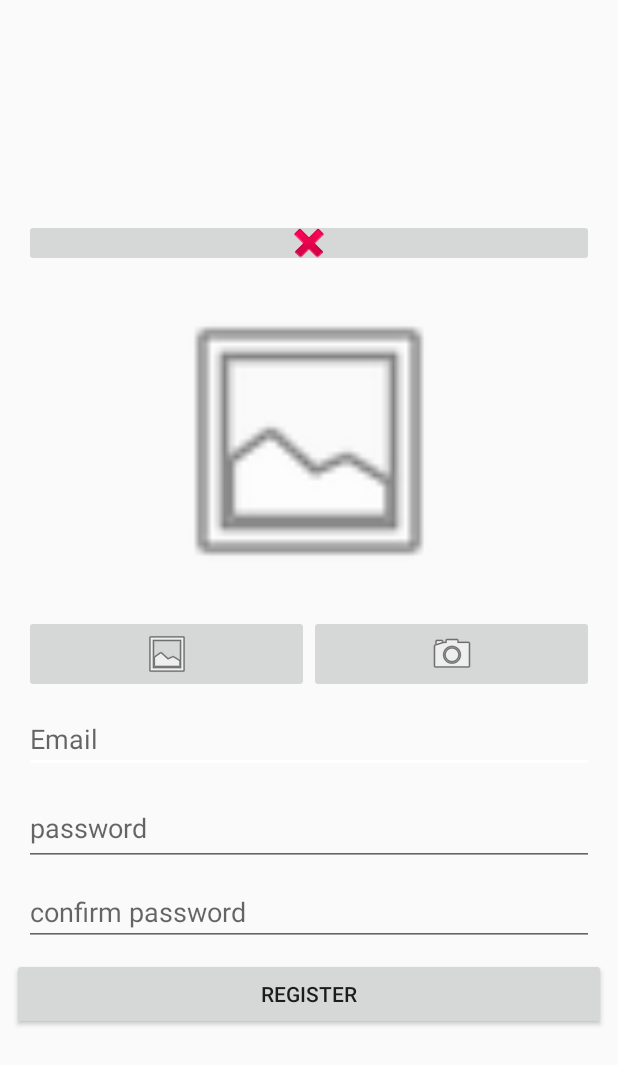
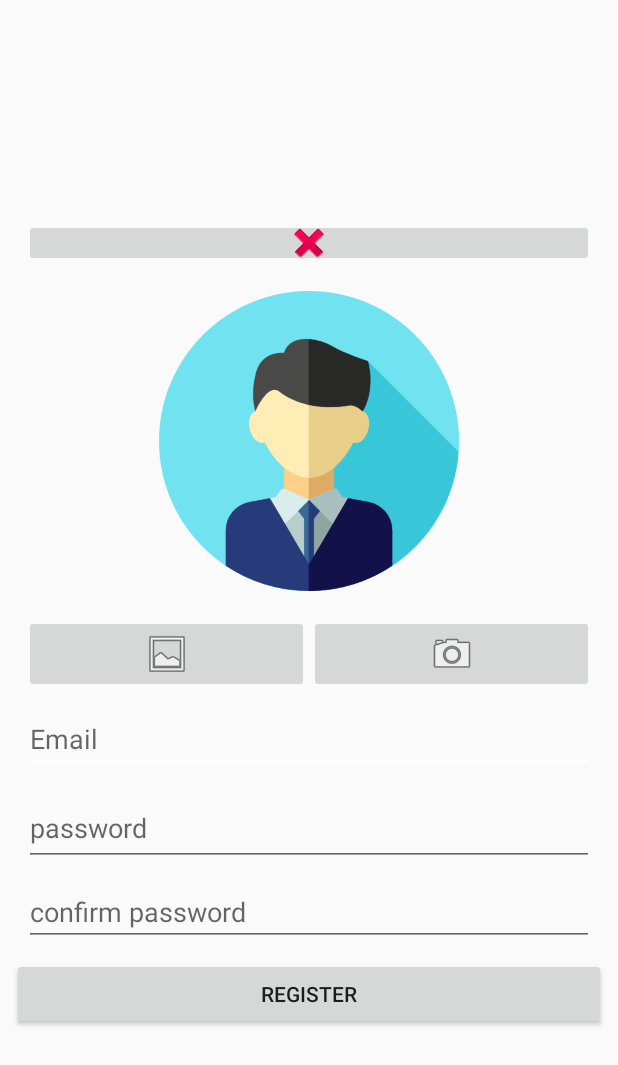
Before and after one commit to bdevoghel/LSINF1225-2018-Groupe15-MiniPoll, an Android app: the RegisterActivity screen opened directly, with no data from a screen before it, on a phone screen of 412 x 824 dp. Shown: the top 1065 px of the screen. Run offline under Robolectric (Android 15) with nearby library versions, the phone set to English and light mode, and no system bars.

Commit message:
Add remove picture

```diff
--- a/Poll/app/src/main/java/p/poll/activity/RegisterActivity.java
+++ b/Poll/app/src/main/java/p/poll/activity/RegisterActivity.java
@@ -43,6 +43,11 @@ public class RegisterActivity extends AppCompatActivity{
 
         // get a reference to the image view that holds the image that the user will see.
         imgPicture = (ImageView) findViewById(R.id.imgPicture);
+    }
+
+    public void resetimage(View v)
+    {
+        imgPicture.setImageResource(R.drawable.userimage);
     }
 
     public void onTakePhotoClicked(View v) {
--- a/Poll/app/src/main/res/layout/activity_register.xml
+++ b/Poll/app/src/main/res/layout/activity_register.xml
@@ -28,6 +28,7 @@
             android:layout_marginEnd="8dp"
             android:layout_marginStart="8dp"
             android:layout_marginTop="8dp"
+            android:onClick="resetimage"
             app:layout_constraintBottom_toBottomOf="@+id/imgPicture"
             app:layout_constraintEnd_toEndOf="@+id/imgPicture"
             app:layout_constraintHorizontal_bias="1.0"
@@ -49,7 +50,7 @@
             app:layout_constraintStart_toStartOf="parent"
             app:layout_constraintTop_toTopOf="parent"
             app:layout_constraintVertical_bias="0.923"
-            app:srcCompat="@android:drawable/ic_menu_gallery" />
+            app:srcCompat="@drawable/userimage" />
 
         <LinearLayout
             android:id="@+id/linearLayout2"
```
Also changed, not shown: Poll/app/src/main/res/drawable/userimage.png (added).
